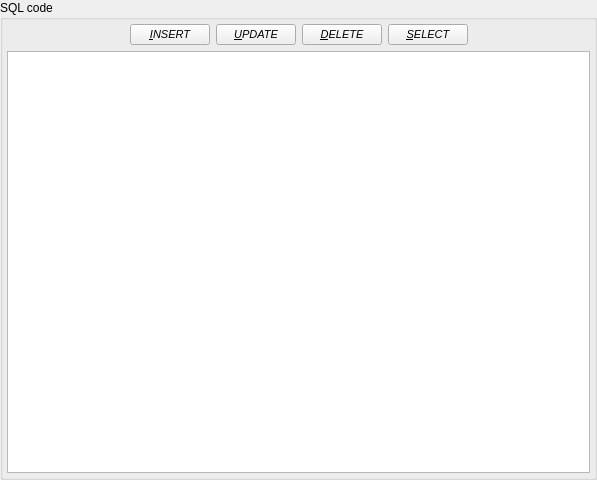
Old version of the form libpgmodeler_ui/ui/sqlappendwidget.ui in the repository pgmodeler/pgmodeler.
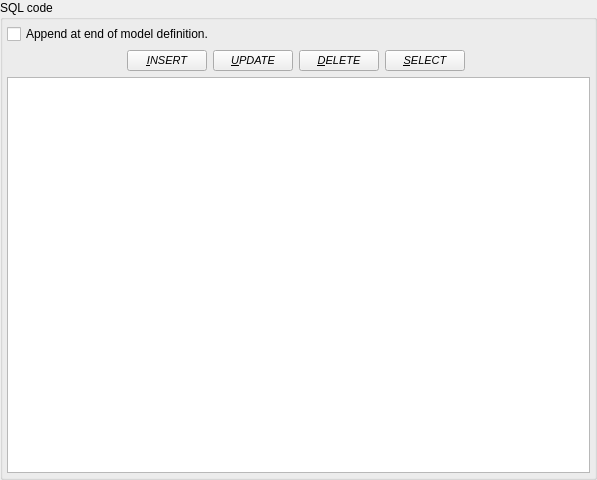
New version of the form.

Commit message: Added a basic code completion widget (keywords + model objects)

The edit to the form file:
```diff
--- a/libpgmodeler_ui/ui/sqlappendwidget.ui
+++ b/libpgmodeler_ui/ui/sqlappendwidget.ui
@@ -56,52 +56,7 @@
       <property name="bottomMargin">
        <number>4</number>
       </property>
-      <item row="0" column="1">
-       <widget class="QPushButton" name="pushButton">
-        <property name="font">
-         <font>
-          <pointsize>8</pointsize>
-          <italic>true</italic>
-         </font>
-        </property>
-        <property name="toolTip">
-         <string>Puts an INSERT command template at current cursor position.</string>
-        </property>
-        <property name="text">
-         <string>&amp;INSERT</string>
-        </property>
-       </widget>
-      </item>
-      <item row="0" column="3">
-       <widget class="QPushButton" name="pushButton_3">
-        <property name="font">
-         <font>
-          <pointsize>8</pointsize>
-          <italic>true</italic>
-         </font>
-        </property>
-        <property name="toolTip">
-         <string>Puts an DELETE command template at current cursor position.</string>
-        </property>
-        <property name="text">
-         <string>&amp;DELETE</string>
-        </property>
-       </widget>
-      </item>
-      <item row="0" column="0">
-       <spacer name="horizontalSpacer">
-        <property name="orientation">
-         <enum>Qt::Horizontal</enum>
-        </property>
-        <property name="sizeHint" stdset="0">
-         <size>
-          <width>40</width>
-          <height>20</height>
-         </size>
-        </property>
-       </spacer>
-      </item>
-      <item row="0" column="2">
+      <item row="1" column="2">
        <widget class="QPushButton" name="pushButton_2">
         <property name="font">
          <font>
@@ -117,7 +72,7 @@
         </property>
        </widget>
       </item>
-      <item row="0" column="4">
+      <item row="1" column="4">
        <widget class="QPushButton" name="pushButton_4">
         <property name="font">
          <font>
@@ -133,7 +88,7 @@
         </property>
        </widget>
       </item>
-      <item row="0" column="5">
+      <item row="1" column="6">
        <spacer name="horizontalSpacer_2">
         <property name="orientation">
          <enum>Qt::Horizontal</enum>
@@ -146,7 +101,52 @@
         </property>
        </spacer>
       </item>
-      <item row="2" column="0" colspan="6">
+      <item row="1" column="1">
+       <widget class="QPushButton" name="pushButton">
+        <property name="font">
+         <font>
+          <pointsize>8</pointsize>
+          <italic>true</italic>
+         </font>
+        </property>
+        <property name="toolTip">
+         <string>Puts an INSERT command template at current cursor position.</string>
+        </property>
+        <property name="text">
+         <string>&amp;INSERT</string>
+        </property>
+       </widget>
+      </item>
+      <item row="1" column="3">
+       <widget class="QPushButton" name="pushButton_3">
+        <property name="font">
+         <font>
+          <pointsize>8</pointsize>
+          <italic>true</italic>
+         </font>
+        </property>
+        <property name="toolTip">
+         <string>Puts an DELETE command template at current cursor position.</string>
+        </property>
+        <property name="text">
+         <string>&amp;DELETE</string>
+        </property>
+       </widget>
+      </item>
+      <item row="1" column="0">
+       <spacer name="horizontalSpacer">
+        <property name="orientation">
+         <enum>Qt::Horizontal</enum>
+        </property>
+        <property name="sizeHint" stdset="0">
+         <size>
+          <width>40</width>
+          <height>20</height>
+         </size>
+        </property>
+       </spacer>
+      </item>
+      <item row="3" column="0" colspan="7">
        <widget class="QTextEdit" name="sqlcode_txt">
         <property name="font">
          <font>
@@ -155,6 +155,17 @@
         </property>
        </widget>
       </item>
+      <item row="0" column="0" colspan="7">
+       <widget class="QCheckBox" name="end_of_model_chk">
+        <property name="toolTip">
+         <string>Append the SQL code at the very end of model definition.
+Unchecking this will cause the SQL to be appended at the end of CREATE DATABASE command.</string>
+        </property>
+        <property name="text">
+         <string>Append at end of model definition.</string>
+        </property>
+       </widget>
+      </item>
      </layout>
     </widget>
    </item>
```
The commit also changes 14 other files.
